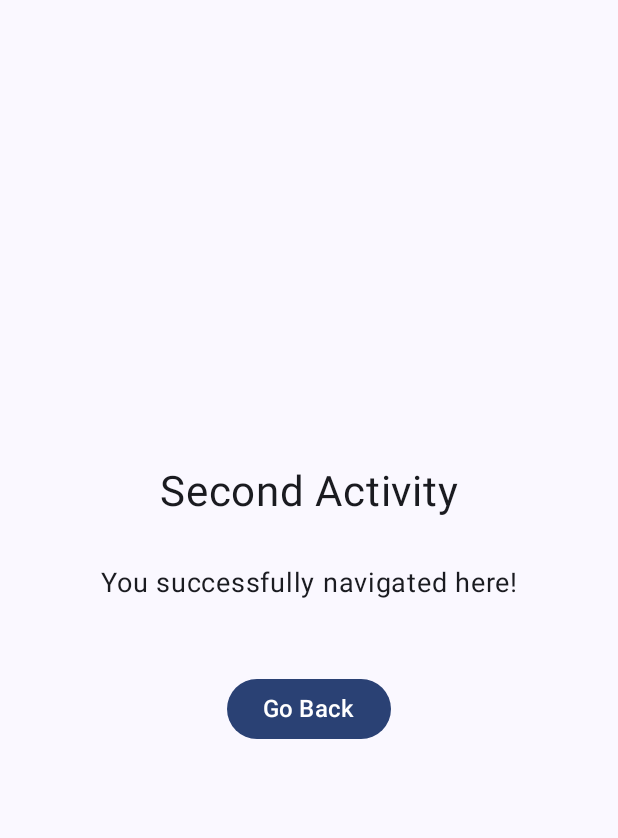
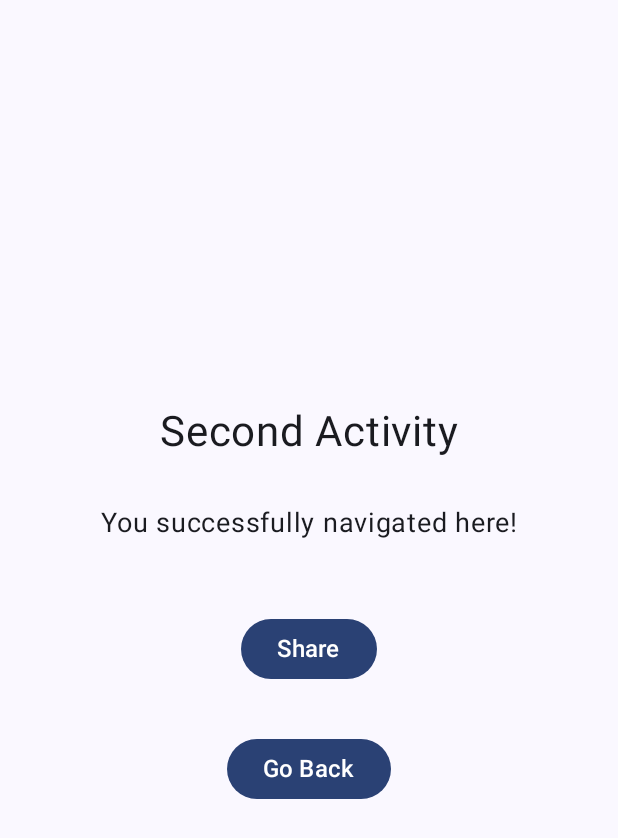
Before and after one commit to devabdallahragheb/firstapp, an Android app built with Jetpack Compose: the SecondActivity screen opened directly, with no data from a screen before it, on a phone screen of 412 x 824 dp. Shown: the top 838 px of the screen. Run offline under Robolectric (Android 15) with nearby library versions, the phone set to English and light mode, and no system bars.

Commit message:
add share button

```diff
--- a/app/src/main/java/com/example/firstapp/lec7/SecondActivity.kt
+++ b/app/src/main/java/com/example/firstapp/lec7/SecondActivity.kt
@@ -1,9 +1,13 @@
 package com.example.firstapp.lec7
 
+import android.content.Intent
 import android.os.Bundle
 import androidx.activity.ComponentActivity
 import androidx.activity.compose.setContent
-import androidx.compose.foundation.layout.*
+import androidx.compose.foundation.layout.Arrangement
+import androidx.compose.foundation.layout.Column
+import androidx.compose.foundation.layout.fillMaxSize
+import androidx.compose.foundation.layout.padding
 import androidx.compose.material3.Button
 import androidx.compose.material3.MaterialTheme
 import androidx.compose.material3.Surface
@@ -27,16 +31,29 @@ class SecondActivity : ComponentActivity() {
                     SecondScreen(
                         onBackClick = {
                             finish()
+                        },
+                        onShareClick = {
+                            shareContent()
                         }
                     )
                 }
             }
         }
     }
+
+    private fun shareContent() {
+        val shareIntent = Intent().apply {
+            action = Intent.ACTION_SEND
+            type = "text/plain"
+            putExtra(Intent.EXTRA_SUBJECT, "Check this out!")
+            putExtra(Intent.EXTRA_TEXT, "I'm sharing this from my Android app! 🚀")
+        }
+        startActivity(Intent.createChooser(shareIntent, "Share via"))
+    }
 }
 
 @Composable
-fun SecondScreen(onBackClick: () -> Unit) {
+fun SecondScreen(onBackClick: () -> Unit, onShareClick: () -> Unit) {
     Column(
         modifier = Modifier
             .fillMaxSize()
@@ -57,6 +74,16 @@ fun SecondScreen(onBackClick: () -> Unit) {
         )
 
         Button(
+            onClick = onShareClick,
+            modifier = Modifier.padding(16.dp)
+        ) {
+            Text(
+                text = "Share",
+                fontSize = 16.sp
+            )
+        }
+
+        Button(
             onClick = onBackClick,
             modifier = Modifier.padding(16.dp)
         ) {
```
